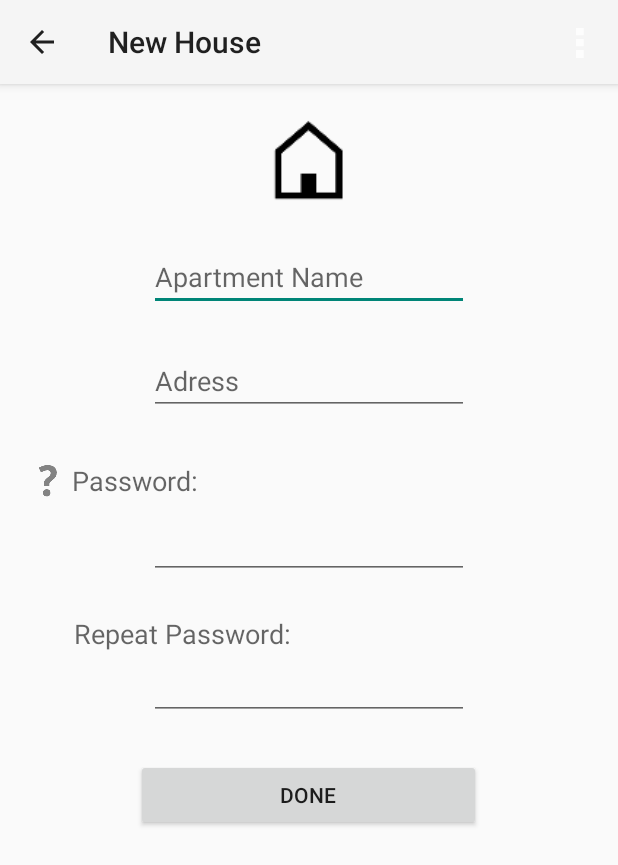
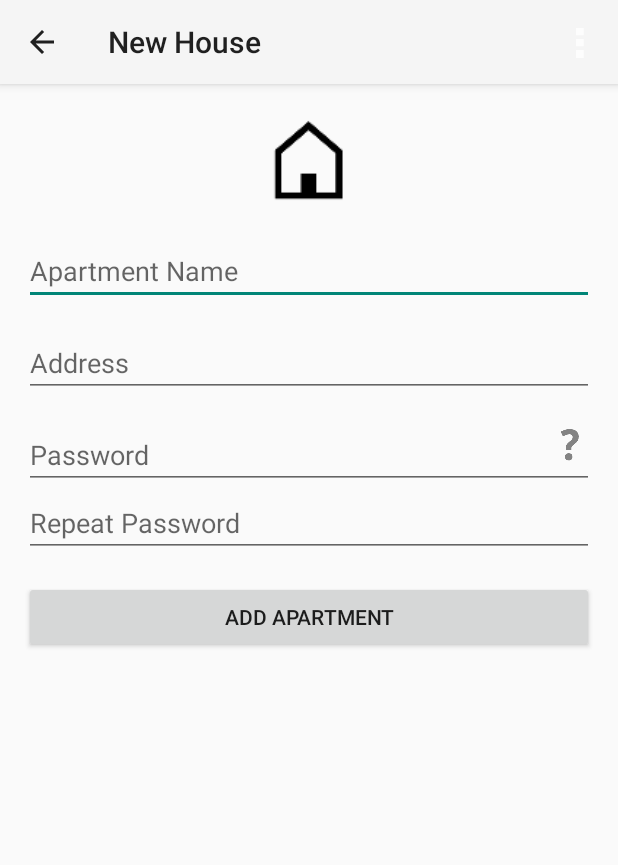
Before and after one commit to antorof/RoomMates, an Android app: the NewApartmentActivity screen opened directly, with no data from a screen before it, on a phone screen of 412 x 824 dp. Shown: the top 865 px of the screen. Run offline under Robolectric (Android 15) with nearby library versions, the phone set to English and light mode, and no system bars.

Commit message:
.- Traducción de los textos de los xml de new_apartment, new_bill, new_product y register

```diff
--- a/RoomMates/src/main/res/layout/activity_new_apartment.xml
+++ b/RoomMates/src/main/res/layout/activity_new_apartment.xml
@@ -1,7 +1,6 @@
 <ScrollView
     android:id="@+id/ScrollView01"
 	xmlns:android="http://schemas.android.com/apk/res/android"
-  	xmlns:tools="http://schemas.android.com/tools"
 	android:layout_width="fill_parent"
 	android:layout_height="fill_parent"
 	android:paddingBottom="@dimen/activity_vertical_margin"
@@ -22,82 +21,63 @@
 
 		<EditText
 			android:id="@+id/edit_nombre"
-        	android:layout_width="wrap_content"
+        	android:layout_width="fill_parent"
         	android:layout_height="wrap_content"
-        	android:layout_marginTop="20dp"
-        	android:ems="10"
+        	android:layout_marginTop="@dimen/activity_vertical_margin"
         	android:layout_gravity="center"
-        	android:hint="Apartment Name" >
+        	android:hint="@string/newapartment_name_hint" >
 		</EditText>
 
 		<EditText
         	android:id="@+id/edit_direccion"
-        	android:layout_width="wrap_content"
+        	android:layout_width="fill_parent"
         	android:layout_height="wrap_content"
-        	android:layout_marginTop="24dp"
+        	android:layout_marginTop="@dimen/activity_vertical_margin"
         	android:ems="10"
         	android:layout_gravity="center"
-        	android:hint="Adress" >
+        	android:hint="@string/newapartment_address_hint" >
 		</EditText>
 
-		<LinearLayout
+		<RelativeLayout
 			android:id="@+id/LinearLayout02"
 			android:layout_width="fill_parent"
-			android:layout_height="40dp"
+			android:layout_height="wrap_content"
 			android:orientation="horizontal"
-			android:layout_marginTop="24dp" >
+			android:layout_marginTop="@dimen/activity_vertical_margin" >
 
-			<ImageView
-				android:id="@+id/ayuda"
-				android:layout_width="wrap_content"
-				android:layout_height="wrap_content"
-				android:layout_gravity="center_vertical"
-				android:src="@drawable/ic_action_help" />
+            <EditText
+                android:id="@+id/edit_pass"
+                android:layout_width="fill_parent"
+                android:layout_height="wrap_content"
+                android:hint="@string/newapartment_password_hint"
+                android:layout_gravity="center"
+                android:inputType="textPassword" >
+            </EditText>
 
-			<TextView
-				android:id="@+id/layout_pass"
-				android:layout_width="wrap_content"
-				android:layout_height="wrap_content"
-				android:layout_gravity="center_vertical"
-               	android:text="Password:"
-				android:textAppearance="?android:attr/textAppearanceMedium" />
+            <ImageView
+                android:id="@+id/ayuda"
+                android:layout_width="wrap_content"
+                android:layout_height="wrap_content"
+                android:layout_gravity="center_vertical"
+                android:layout_alignParentRight="true"
+                android:src="@drawable/ic_action_help" />
 
-		</LinearLayout>
-
-		<EditText
-			android:id="@+id/edit_pass"
-        	android:layout_width="wrap_content"
-        	android:layout_height="wrap_content"
-            android:ems="10"
-        	android:layout_gravity="center"
-        	android:inputType="textPassword" >
-    	</EditText>
-
-
-		<TextView
-        	android:id="@+id/layout_rpass"
-        	android:layout_marginTop="24dp"
-        	android:layout_width="wrap_content"
-        	android:layout_height="wrap_content"
-        	android:text="Repeat Password:"
-        	android:layout_marginLeft="33dp"
-        	android:textAppearance="?android:attr/textAppearanceMedium" />
+		</RelativeLayout>
 
     	<EditText
         	android:id="@+id/edit_rpass"
-        	android:layout_width="wrap_content"
+        	android:layout_width="fill_parent"
         	android:layout_height="wrap_content"
-        	android:layout_marginBottom="26dp"
-        	android:ems="10"
-        	android:layout_gravity="center"
+        	android:layout_marginBottom="@dimen/activity_vertical_margin"
+            android:hint="@string/newapartment_repeatpass_hint"
         	android:inputType="textPassword" />
 
     	<Button
         	android:id="@+id/boton_hecho"
-        	android:layout_width="230dp"
+        	android:layout_width="fill_parent"
         	android:layout_height="wrap_content"
         	android:layout_gravity="center"
-        	android:text="Done" />
+        	android:text="@string/newapartment_button_text" />
 
 	</LinearLayout>
 
--- a/RoomMates/src/main/res/values/strings.xml
+++ b/RoomMates/src/main/res/values/strings.xml
@@ -50,5 +50,22 @@
     <string name="card_homebills_text">BILLS</string>
     <string name="card_homeshopping_text">SHOPPING</string>
     <string name="card_hometasks_text">TASKS</string>
+    <string name="register_firstname_hint">Firstname</string>
+    <string name="register_lastname_hint">Lastname</string>
+    <string name="register_email_hint">Email</string>
+    <string name="register_password_hint">Password</string>
+    <string name="register_color_text">Color</string>
+    <string name="register_button_text">Register</string>
+    <string name="newproduct_productname_hint">Product Name</string>
+    <string name="newproduct_button_text">Add product</string>
+    <string name="newbill_billname_hint">Bill name</string>
+    <string name="newbill_description_hint">Bill description</string>
+    <string name="newbill_totalmoney_hint">Total money</string>
+    <string name="newbill_button_text">Add Bill</string>
+    <string name="newapartment_name_hint">Apartment Name</string>
+    <string name="newapartment_address_hint">Address</string>
+    <string name="newapartment_password_hint">Password</string>
+    <string name="newapartment_repeatpass_hint">Repeat Password</string>
+    <string name="newapartment_button_text">Add apartment</string>
 
 </resources>
```
Also changed, not shown: RoomMates/src/main/res/layout/activity_new_bill.xml (+4 -4 lines), RoomMates/src/main/res/layout/activity_new_product.xml (+2 -7 lines), RoomMates/src/main/res/layout/activity_register.xml (+9 -8 lines), 1 other file.
